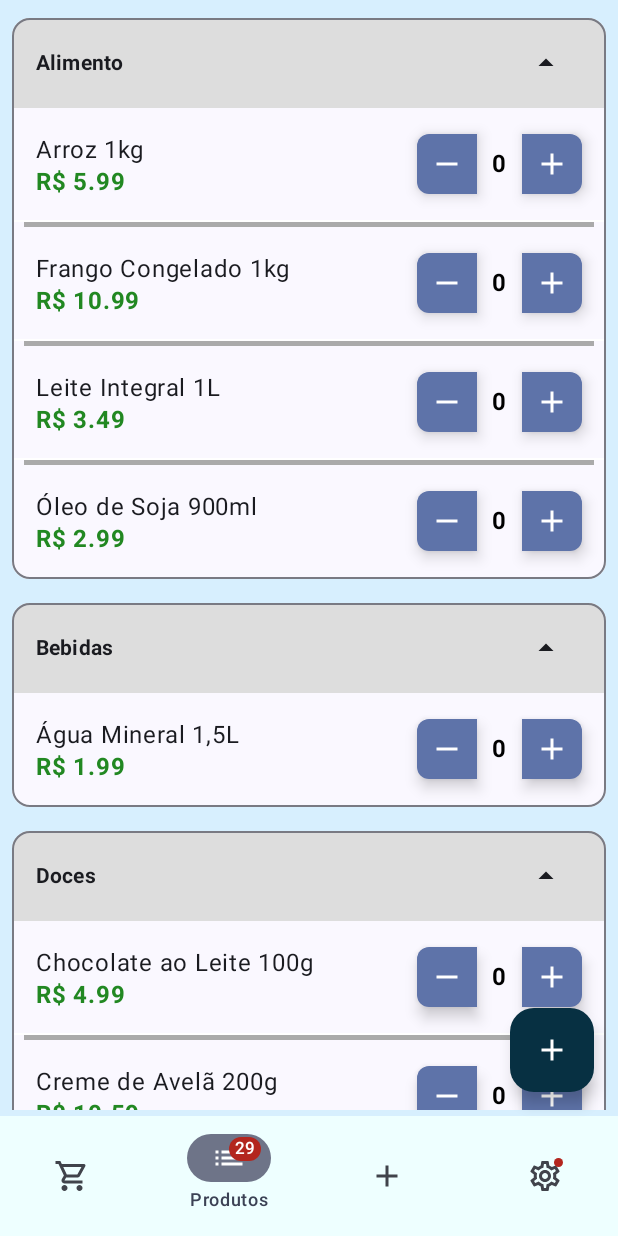
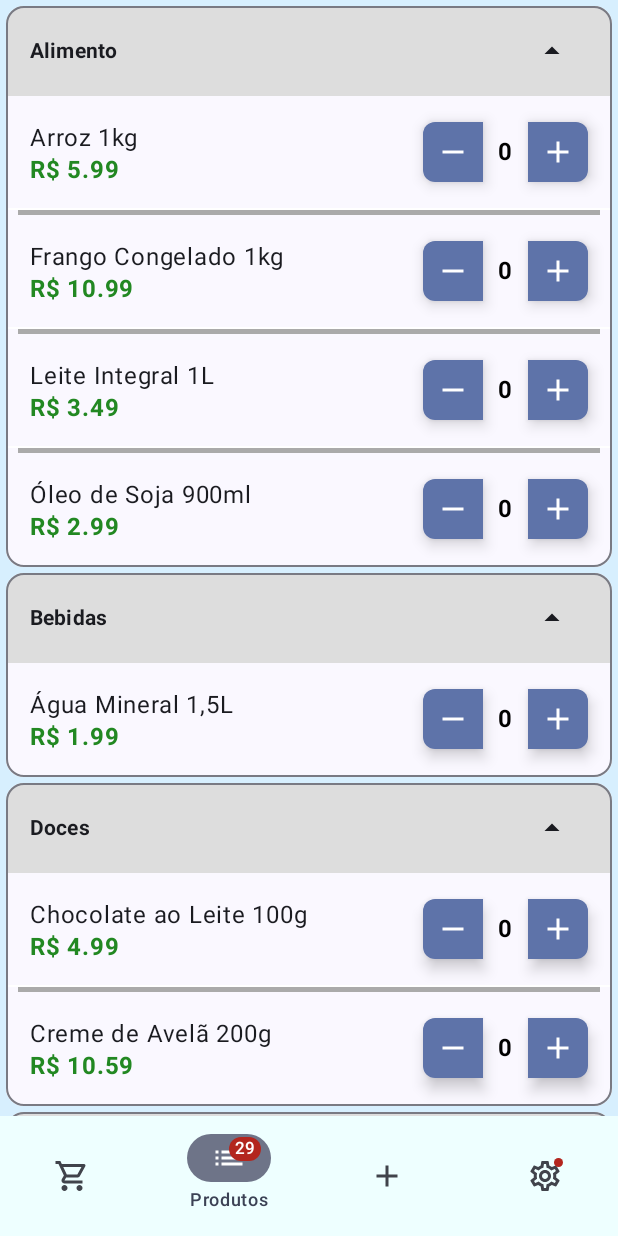
Before and after one commit to GutierreThiagoS/ListShoppingJetpackCompose, an Android app built with Jetpack Compose: the composable ListBottomMenuNavigation shown on its own in the app's theme, item 2 of the bottom bar chosen, on a phone screen of 412 x 824 dp. Run offline under Robolectric (Android 15) with nearby library versions, the phone set to English and light mode, and no system bars; our stand-ins replace Room's generated code.

```diff
--- a/app/src/main/java/com/example/mylists/composable/ProductInCatalogLayout.kt
+++ b/app/src/main/java/com/example/mylists/composable/ProductInCatalogLayout.kt
@@ -11,7 +11,7 @@ import androidx.compose.foundation.layout.fillMaxWidth
 import androidx.compose.foundation.layout.height
 import androidx.compose.foundation.layout.padding
 import androidx.compose.foundation.lazy.LazyColumn
-import androidx.compose.foundation.lazy.items
+import androidx.compose.foundation.lazy.itemsIndexed
 import androidx.compose.material.icons.Icons
 import androidx.compose.material.icons.outlined.ArrowDropDown
 import androidx.compose.material.icons.outlined.ArrowDropUp
@@ -56,24 +56,29 @@ fun CategoryInProductsLayout(products: List<ProductOnItemShopping>, isVisibleChe
         .sortedBy { it.nameCategory }
         .distinct()
 
-    LazyColumn(modifier = Modifier
-        .padding(vertical = 4.dp)
-    ) {
-        items(categories) { category ->
+    LazyColumn {
+        itemsIndexed(categories) { index, category ->
             val isProductDrop = remember { mutableStateOf(true) }
 
             OutlinedCard(
                 Modifier
-                    .fillMaxWidth()
-                    .padding(8.dp)) {
+                    .fillMaxWidth().let {
+                        if (index == 0) {
+                            it.padding(4.dp)
+                        } else it.padding(bottom = 4.dp).padding(horizontal = 4.dp)
+                    }
+
+            ) {
                 Column {
                     Row(
                         modifier = Modifier
                             .fillMaxWidth()
                             .background(GrayLight)
+                            .clickable { isProductDrop.value = isProductDrop.value.not() }
                             .padding(start = 16.dp, top = 6.dp, bottom = 6.dp, end = 16.dp),
                         horizontalArrangement = Arrangement.SpaceBetween,
-                        verticalAlignment = Alignment.CenterVertically
+                        verticalAlignment = Alignment.CenterVertically,
+
                     ) {
                         Text(
                             text = category.nameCategory,
@@ -192,8 +197,10 @@ fun ShoppingProductListItem(
                     }
                 }
         ) {
-            Column(modifier = Modifier
-                .padding(16.dp)
+            Column(modifier = Modifier.let {
+                if (isVisibleCheck) it.padding(vertical = 16.dp).padding(end = 16.dp)
+                else it.padding(16.dp)
+            }
                 .fillMaxWidth()
             ) {
                 ActionButtonAmountTextField(
--- a/app/src/main/java/com/example/mylists/data/repository/ProductRepositoryImp.kt
+++ b/app/src/main/java/com/example/mylists/data/repository/ProductRepositoryImp.kt
@@ -74,9 +74,7 @@ class ProductRepositoryImp(
         return if (products.isEmpty()) {
             if (categoryDao.delete(category) == 0) ""
             else "Categoria não deletada!"
-        } else {
-            "Existe Produtos nessa categoria você deve removelos!"
-        }
+        } else "Existe Produtos nessa categoria você deve removelos!"
     }
 
     override fun editProduct(
--- a/app/src/main/java/com/example/mylists/framework/ui/main/MainBottomMenu.kt
+++ b/app/src/main/java/com/example/mylists/framework/ui/main/MainBottomMenu.kt
@@ -107,12 +107,12 @@ fun ListBottomMenuNavigation(
             contentColor = TealBlack700,
             containerColor = LightBlue,
             floatingActionButton = {
-                if (navigationState.title == NavigationScreen.SHOPPING.label || navigationState.title == NavigationScreen.PRODUCTS.label) {
+                /*if (navigationState.title == NavigationScreen.SHOPPING.label || navigationState.title == NavigationScreen.PRODUCTS.label) {
                     FloatingButton {
                         mainViewModel.setNavigation(NavigationScreen.ADD.label)
                         navController.navigate(NavigationScreen.ADD.label)
                     }
-                }
+                }*/
             }
         ) {
             Column(modifier = Modifier.padding(top = contentPadding.calculateTopPadding(), bottom = it.calculateBottomPadding())) {
```
